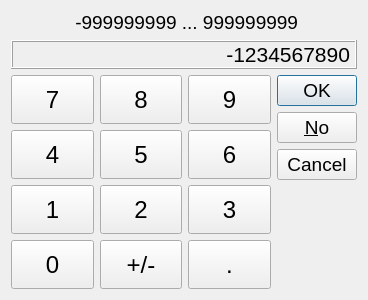
First picture: the form in numPad.ui, repository drvlas/rpiTkm16, before the edit.
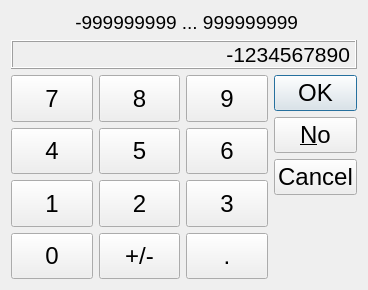
Second picture: the form after the edit.

What changed in the file:
```diff
--- a/numPad.ui
+++ b/numPad.ui
@@ -7,7 +7,7 @@
     <x>0</x>
     <y>0</y>
     <width>368</width>
-    <height>300</height>
+    <height>290</height>
    </rect>
   </property>
   <property name="sizePolicy">
@@ -16,6 +16,12 @@
     <verstretch>0</verstretch>
    </sizepolicy>
   </property>
+  <property name="maximumSize">
+   <size>
+    <width>400</width>
+    <height>290</height>
+   </size>
+  </property>
   <property name="windowTitle">
    <string/>
   </property>
@@ -286,7 +292,7 @@
      </property>
      <property name="font">
       <font>
-       <pointsize>14</pointsize>
+       <pointsize>18</pointsize>
       </font>
      </property>
      <property name="layoutDirection">
```
Left out of the diff: 28 changed lines with no effect on the pictures.
